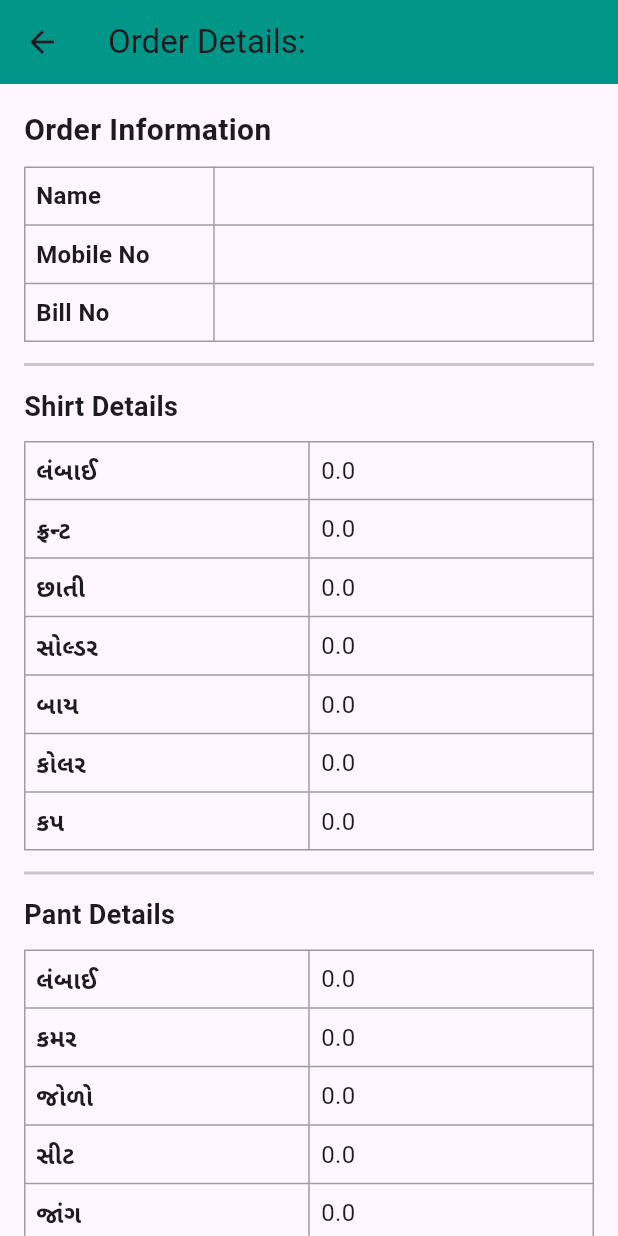
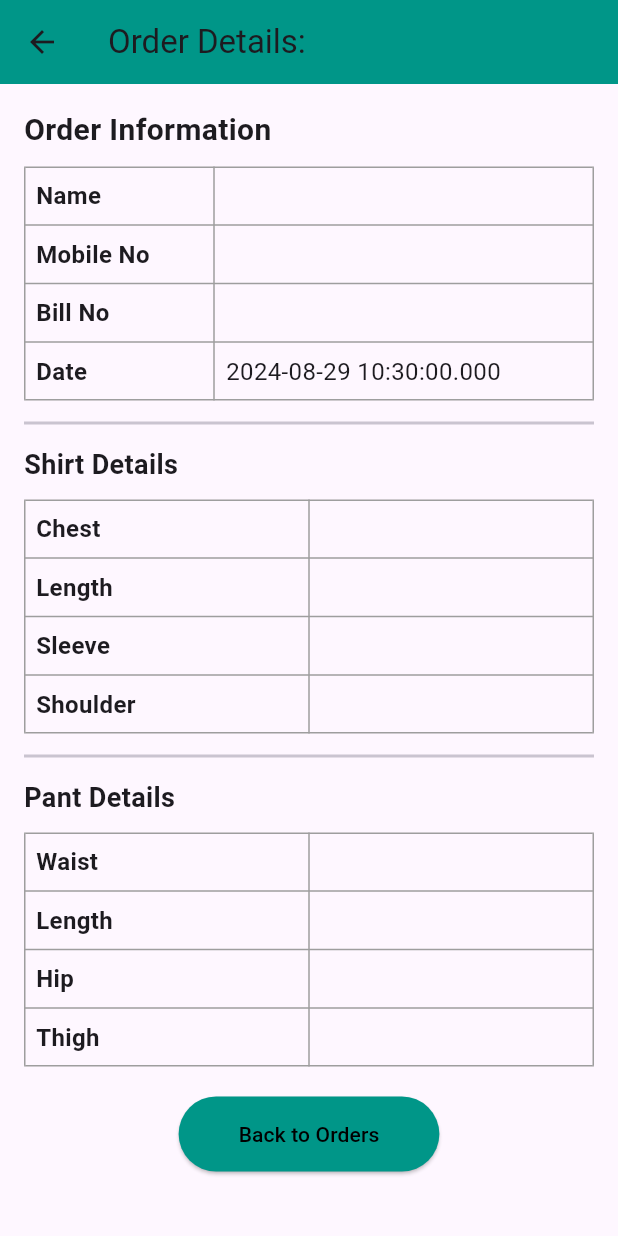
Before and after one commit to parth7192/Gents_Trailer_app, a Flutter app: the OrderDetailsScreen screen opened directly with empty values, on a phone screen of 412 x 824 dp. Run offline on Flutter 3.47's test engine with Material 3 defaults, Android fonts, the phone set to English and light mode, and no system bars; our stand-ins replace cloud_firestore, firebase_auth, firebase_core, get; accounts and stored records are empty.

Commit message:
date added

```diff
--- a/lib/constant/constant_controller.dart
+++ b/lib/constant/constant_controller.dart
@@ -21,8 +21,6 @@ TextEditingController nameController = TextEditingController();
 TextEditingController mobileController = TextEditingController();
 TextEditingController billNoController = TextEditingController();
 
-
-
 final nameFocusNode = FocusNode();
 final mobileFocusNode = FocusNode();
 final billNoFocusNode = FocusNode();
--- a/lib/getx/getx.dart
+++ b/lib/getx/getx.dart
@@ -1,6 +1,7 @@
 import 'package:firebase_auth/firebase_auth.dart';
 import 'package:flutter/material.dart';
 import 'package:get/get.dart';
+
 import '../constant/authentication_variable.dart';
 import '../model/firebase_model.dart';
 
@@ -10,6 +11,7 @@ class TailorController extends GetxController {
   late RxList<FirebaseModel> filteredOrders;
   RxBool isAuthentication = false.obs;
   late RxList<FirebaseModel> registeredOrder;
+
 
   @override
   void onInit() {
@@ -49,6 +51,7 @@ class TailorController extends GetxController {
       filteredOrders.assignAll(registeredOrder);
     });
   }
+
 
   void addOrder(FirebaseModel order) {
     registeredOrder.add(order);
--- a/lib/main.dart
+++ b/lib/main.dart
@@ -37,7 +37,6 @@ class MyApp extends StatelessWidget {
             }
             return const AuthScreen();
           },
-      ),
-    );
+        ));
   }
 }
--- a/lib/model/firebase_model.dart
+++ b/lib/model/firebase_model.dart
@@ -19,9 +19,10 @@ class FirebaseModel {
   double? bay;
   double? kolar;
   double? cup;
+  DateTime? deliveryDate;
 
-  FirebaseModel({
-    this.id,
+  FirebaseModel(
+      {this.id,
       required this.name,
       required this.mobileNo,
       required this.billNo,
@@ -39,7 +40,7 @@ class FirebaseModel {
       required this.bay,
       required this.kolar,
       required this.cup,
-  });
+      required this.deliveryDate});
 
   factory FirebaseModel.fromFirestore(DocumentSnapshot doc) {
     final data = doc.data() as Map<String, dynamic>;
@@ -62,9 +63,8 @@ class FirebaseModel {
         bay: (data['bay'] ?? 0).toDouble(),
         kolar: (data['kolar'] ?? 0).toDouble(),
         cup: (data['cup'] ?? 0).toDouble(),
-    );
+        deliveryDate: (data['deliveryDate'] as Timestamp).toDate());
   }
-
 
   Map<String, dynamic> toMap() {
     return {
@@ -84,7 +84,8 @@ class FirebaseModel {
       'solder': solder,
       'bay': bay,
       'kolar': kolar,
-      'cup': cup
+      'cup': cup,
+      'deliveryDate': deliveryDate!.toIso8601String()
     };
   }
 }
--- a/lib/view/auth/authentication.dart
+++ b/lib/view/auth/authentication.dart
@@ -75,9 +75,6 @@ class _AuthScreenState extends State<AuthScreen> {
       }
       _tailorController.isAuthentication.value = false;
     }
-    emailController.clear();
-    passwordController.clear();
-    usernameController.clear();
   }
 
   void _showErrorSnackBar(BuildContext context, String message) {
@@ -102,9 +99,7 @@ class _AuthScreenState extends State<AuthScreen> {
               padding: const EdgeInsets.all(20.0),
               child: Column(
                 mainAxisAlignment: MainAxisAlignment.center,
-                crossAxisAlignment: CrossAxisAlignment.center,
                 children: [
-                  const SizedBox(height: 150),
                   SizedBox(
                     height: size.height * 0.12,
                     child: Image.asset(
@@ -193,6 +188,7 @@ class _AuthScreenState extends State<AuthScreen> {
                               },
                             ),
                           ),
+
                           Obx(() {
                             return Padding(
                               padding:
--- a/lib/view/home_screen.dart
+++ b/lib/view/home_screen.dart
@@ -13,6 +13,7 @@ class HomePageScreen extends StatefulWidget {
   State<HomePageScreen> createState() => _HomePageScreenState();
 }
 
+
 class _HomePageScreenState extends State<HomePageScreen> {
   void logout() {
     AuthenticationVar.firebase.signOut();
@@ -27,7 +28,7 @@ class _HomePageScreenState extends State<HomePageScreen> {
       appBar: AppBar(
         title: const Text(
           'Order Management',
-          style: TextStyle(fontWeight: FontWeight.bold, color: Colors.white),
+          style: TextStyle(fontWeight: FontWeight.bold),
         ),
         centerTitle: true,
         backgroundColor: Colors.teal,
--- a/lib/view/order_detailed_screen.dart
+++ b/lib/view/order_detailed_screen.dart
@@ -5,6 +5,7 @@ class OrderDetailsScreen extends StatelessWidget {
   final FirebaseModel model;
 
   const OrderDetailsScreen({super.key, required this.model});
+
 
   @override
   Widget build(BuildContext context) {
@@ -55,12 +56,12 @@ class OrderDetailsScreen extends StatelessWidget {
                       tableCell(model.billNo.toString()),
                     ],
                   ),
-                  // TableRow(
-                  //   children: [
-                  //     tableHeader("Date"),
-                  //     tableCell(model.date),
-                  //   ],
-                  // ),
+                  TableRow(
+                    children: [
+                      tableHeader("Date"),
+                      tableCell(model.deliveryDate.toString()),
+                    ],
+                  ),
                 ],
               ),
               const Divider(thickness: 2, height: 30),
@@ -82,44 +83,26 @@ class OrderDetailsScreen extends StatelessWidget {
                 children: [
                   TableRow(
                     children: [
-                      tableHeader("લંબાઈ"),
-                      tableCell(model.slength.toString()),
+                      tableHeader("Chest"),
+                      tableCell(""),
                     ],
                   ),
                   TableRow(
                     children: [
-                      tableHeader("ફ્રન્ટ"),
-                      tableCell(model.front.toString()),
+                      tableHeader("Length"),
+                      tableCell(""),
                     ],
                   ),
                   TableRow(
                     children: [
-                      tableHeader("છાતી"),
-                      tableCell(model.chhati.toString()),
+                      tableHeader("Sleeve"),
+                      tableCell(""),
                     ],
                   ),
                   TableRow(
                     children: [
-                      tableHeader("સોલ્ડર"),
-                      tableCell(model.solder.toString()),
-                    ],
-                  ),
-                  TableRow(
-                    children: [
-                      tableHeader("બાય"),
-                      tableCell(model.bay.toString()),
-                    ],
-                  ),
-                  TableRow(
-                    children: [
-                      tableHeader("કોલર"),
-                      tableCell(model.kolar.toString()),
-                    ],
-                  ),
-                  TableRow(
-                    children: [
-                      tableHeader("કપ"),
-                      tableCell(model.cup.toString()),
+                      tableHeader("Shoulder"),
+                      tableCell(""),
                     ],
                   ),
                 ],
@@ -144,44 +127,26 @@ class OrderDetailsScreen extends StatelessWidget {
                 children: [
                   TableRow(
                     children: [
-                      tableHeader("લંબાઈ"),
-                      tableCell(model.plength.toString()),
+                      tableHeader("Waist"),
+                      tableCell(""),
                     ],
                   ),
                   TableRow(
                     children: [
-                      tableHeader("કમર"),
-                      tableCell(model.kamar.toString()),
+                      tableHeader("Length"),
+                      tableCell(""),
                     ],
                   ),
                   TableRow(
                     children: [
-                      tableHeader("જોળો"),
-                      tableCell(model.jolo.toString()),
+                      tableHeader("Hip"),
+                      tableCell(""),
                     ],
                   ),
                   TableRow(
                     children: [
-                      tableHeader("સીટ"),
-                      tableCell(model.seat.toString()),
-                    ],
-                  ),
-                  TableRow(
-                    children: [
-                      tableHeader("જાંગ"),
-                      tableCell(model.jang.toString()),
-                    ],
-                  ),
-                  TableRow(
-                    children: [
-                      tableHeader("ઘૂંટણ"),
-                      tableCell(model.ghutan.toString()),
-                    ],
-                  ),
-                  TableRow(
-                    children: [
-                      tableHeader("મોળી"),
-                      tableCell(model.moli.toString()),
+                      tableHeader("Thigh"),
+                      tableCell(""),
                     ],
                   ),
                 ],
--- a/pubspec.yaml
+++ b/pubspec.yaml
@@ -40,6 +40,7 @@ dependencies:
   firebase_storage:
   cloud_firestore:
   get: ^4.6.6
+  intl: ^0.19.0
 
 dev_dependencies:
   flutter_test:
```
Also changed, not shown: lib/routes.dart (deleted, +0 -23 lines), lib/view/new_order.dart (+55 -34 lines), lib/widget/custome_card.dart (+2 -16 lines), pubspec.lock. Lines whose indentation alone changed are shown as unchanged.
